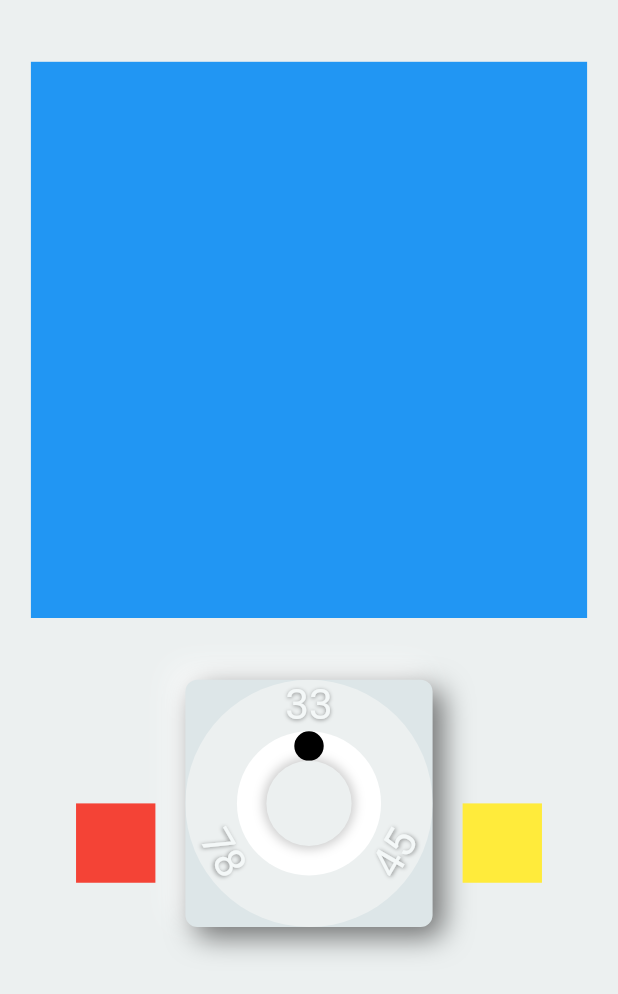
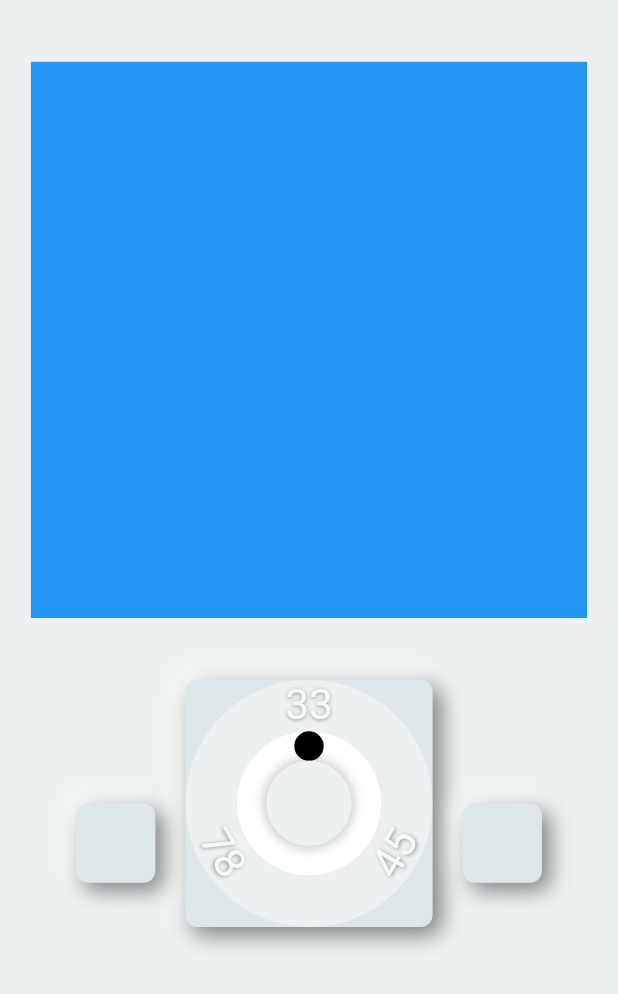
Before and after one commit to hbock-42/platinette, a Flutter app: the screen it shows after launch, on a phone screen of 412 x 824 dp. Shown: the top 994 px of the screen. Run offline on Flutter 3.47's test engine with Material 2 defaults, Android fonts, the phone set to English and light mode, and no system bars; drawn by our look-alikes of flutter_neumorphic; our stand-ins replace bloc, equatable, flutter_bloc, freezed_annotation, lottie; missing offline and left inert: file_chooser, main_color; generated files the repository leaves out were written again; statements that could not run were skipped.

Commit message:
neumorphic buttons

```diff
--- a/packages/vinyl_viewer/lib/pages/main-page.dart
+++ b/packages/vinyl_viewer/lib/pages/main-page.dart
@@ -124,9 +124,6 @@ class _MainPageState extends State<MainPage> {
       // return Row(
       children: [
         NeumorphicButton(
-          // style: NeumorphicStyle(shape: NeumorphicShape.flat),
-          // boxShape: NeumorphicBoxShape.circle(),
-          // padding: const EdgeInsets.all(12.0),
           child: Text("Get a macaron"),
           onClick: () => platinetteBloc.add(GetMacaron()),
         ),
@@ -197,7 +194,11 @@ class _MainPageState extends State<MainPage> {
       child: Container(
         width: _otherButtonsDiameter,
         height: _otherButtonsDiameter,
-        color: Colors.red,
+        child: Neumorphic(
+          boxShape: NeumorphicBoxShape.roundRect(
+              borderRadius: BorderRadius.circular(_playerButtonDiameter)),
+          style: AppTheme.neumorphic,
+        ),
       ),
     ));
 
@@ -211,7 +212,11 @@ class _MainPageState extends State<MainPage> {
       child: Container(
         width: _otherButtonsDiameter,
         height: _otherButtonsDiameter,
-        color: Colors.yellow,
+        child: Neumorphic(
+          boxShape: NeumorphicBoxShape.roundRect(
+              borderRadius: BorderRadius.circular(_playerButtonDiameter)),
+          style: AppTheme.neumorphic,
+        ),
       ),
     ));
     return _buttons;
--- a/packages/vinyl_viewer/lib/theme/main_theme.dart
+++ b/packages/vinyl_viewer/lib/theme/main_theme.dart
@@ -78,8 +78,8 @@ class AppTheme {
 
   static NeumorphicStyle neumorphic = NeumorphicStyle(
     shape: NeumorphicShape.flat,
-    depth: 13,
+    depth: 10,
     lightSource: LightSource.topLeft,
-    intensity: 1,
+    intensity: 0.88,
   );
 }
```
